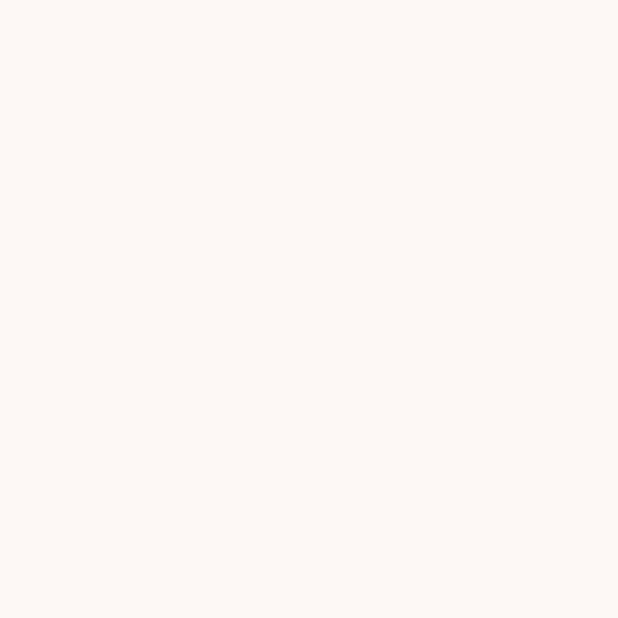
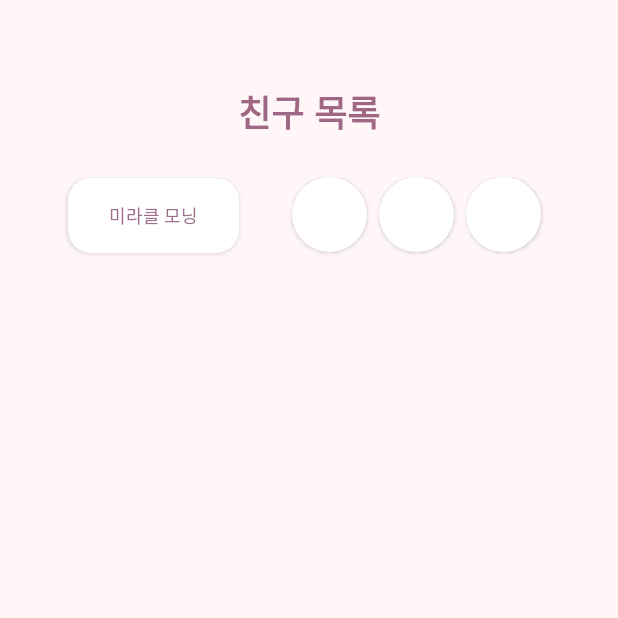
Before and after one commit to Danchil/OpenYourEyes, an Android app: the FriendsListActivity screen opened directly, with no data from a screen before it, on a phone screen of 412 x 824 dp, the top half of it. Before the commit the part shown is empty. Run offline under Robolectric (Android 15) with nearby library versions, the phone set to English and light mode, and no system bars.

Commit message:
친구목록 화면 만드는 중이욤

```diff
--- /dev/null
+++ b/app/src/main/res/drawable/button_miracle.xml
@@ -0,0 +1,19 @@
+<?xml version="1.0" encoding="utf-8"?>
+<shape xmlns:android="http://schemas.android.com/apk/res/android">
+    <corners
+        android:radius="15dp"
+        />
+    <solid
+        android:color="#FFFFFF"
+        />
+    <padding
+        android:left="0dp"
+        android:top="0dp"
+        android:right="0dp"
+        android:bottom="0dp"
+        />
+    <size
+        android:width="114dp"
+        android:height="44dp"
+        />
+</shape>
--- /dev/null
+++ b/app/src/main/res/drawable/round_button.xml
@@ -0,0 +1,8 @@
+<?xml version="1.0" encoding="utf-8"?>
+<ripple xmlns:android="http://schemas.android.com/apk/res/android" android:color="#FFFFFF" >
+    <item>
+        <shape android:shape="oval">
+            <solid android:color="#FFFFFF" />
+        </shape>
+    </item>
+</ripple>
--- a/app/src/main/res/layout/activity_friends_list.xml
+++ b/app/src/main/res/layout/activity_friends_list.xml
@@ -1,10 +1,87 @@
 <?xml version="1.0" encoding="utf-8"?>
-<androidx.constraintlayout.widget.ConstraintLayout xmlns:android="http://schemas.android.com/apk/res/android"
-    xmlns:app="http://schemas.android.com/apk/res-auto"
+<LinearLayout xmlns:android="http://schemas.android.com/apk/res/android"
     xmlns:tools="http://schemas.android.com/tools"
     android:layout_width="match_parent"
     android:layout_height="match_parent"
-    tools:context=".FriendsListActivity">
+    xmlns:app="http://schemas.android.com/apk/res-auto"
+    android:orientation="vertical"
+    android:weightSum="300">
+
+    <LinearLayout
+        android:layout_width="match_parent"
+        android:layout_height="0dp"
+        android:layout_weight="35"
+        android:orientation="horizontal"
+        android:weightSum="3">
+
+        <TextView
+            android:id="@+id/header_text2"
+            android:layout_width="match_parent"
+            android:layout_height="match_parent"
+            android:fontFamily="@font/oxygen_bold"
+            android:gravity="bottom|center"
+            android:text="친구 목록"
+            android:textColor="@color/title_text"
+            android:textSize="24dp"
+            app:layout_constraintEnd_toStartOf="@+id/header_text3"
+            app:layout_constraintHorizontal_bias="0.5"
+            app:layout_constraintStart_toEndOf="@+id/header_text1" />
+    </LinearLayout>
+
+    <LinearLayout
+        android:layout_width="match_parent"
+        android:layout_height="0dp"
+        android:layout_weight="25"
+        android:orientation="horizontal"
+        android:weightSum="30"
+        android:layout_marginTop="25dp">
+
+        <android.widget.Button
+            android:id="@+id/angry_btn"
+            android:layout_width="114dp"
+            android:layout_height="50dp"
+            android:background="@drawable/button_miracle"
+            android:text="미라클 모닝"
+            android:textColor="#9B6F8C"
+            android:textSize="12sp"
+            android:layout_marginLeft="45dp"
+            tools:ignore="TouchTargetSizeCheck"
+            />
+
+        <android.widget.Button
+            android:id="@+id/plus"
+            android:layout_width="50dp"
+            android:layout_height="50dp"
+            android:layout_marginLeft="35dp"
+            android:background="@drawable/round_button"
+            tools:ignore="TouchTargetSizeCheck,SpeakableTextPresentCheck" />
 
 
-</androidx.constraintlayout.widget.ConstraintLayout>
+        <android.widget.Button
+            android:id="@+id/search"
+            android:layout_width="50dp"
+            android:layout_height="50dp"
+            android:layout_marginLeft="8dp"
+            android:background="@drawable/round_button"
+            tools:ignore="TouchTargetSizeCheck,SpeakableTextPresentCheck" />
+
+        <android.widget.Button
+            android:id="@+id/message"
+            android:layout_width="50dp"
+            android:layout_height="50dp"
+            android:layout_marginLeft="8dp"
+            android:background="@drawable/round_button"
+            tools:ignore="TouchTargetSizeCheck,SpeakableTextPresentCheck" />
+    </LinearLayout>
+
+    <LinearLayout
+        android:layout_width="match_parent"
+        android:layout_height="0dp"
+        android:layout_weight="230"
+        android:orientation="horizontal"
+        android:weightSum="3">
+    </LinearLayout>
+
+</LinearLayout>
+
+<!-- 버튼색이 적용이 안될 때 android.widget. 을 붙이세요 -->
```
Also changed, not shown: app/src/main/res/drawable/clock.png (added), app/src/main/res/drawable/dodbogi.png (added), app/src/main/res/drawable/message.png (added), app/src/main/res/drawable/miracle.png (added), app/src/main/res/drawable/puls.png (added).
